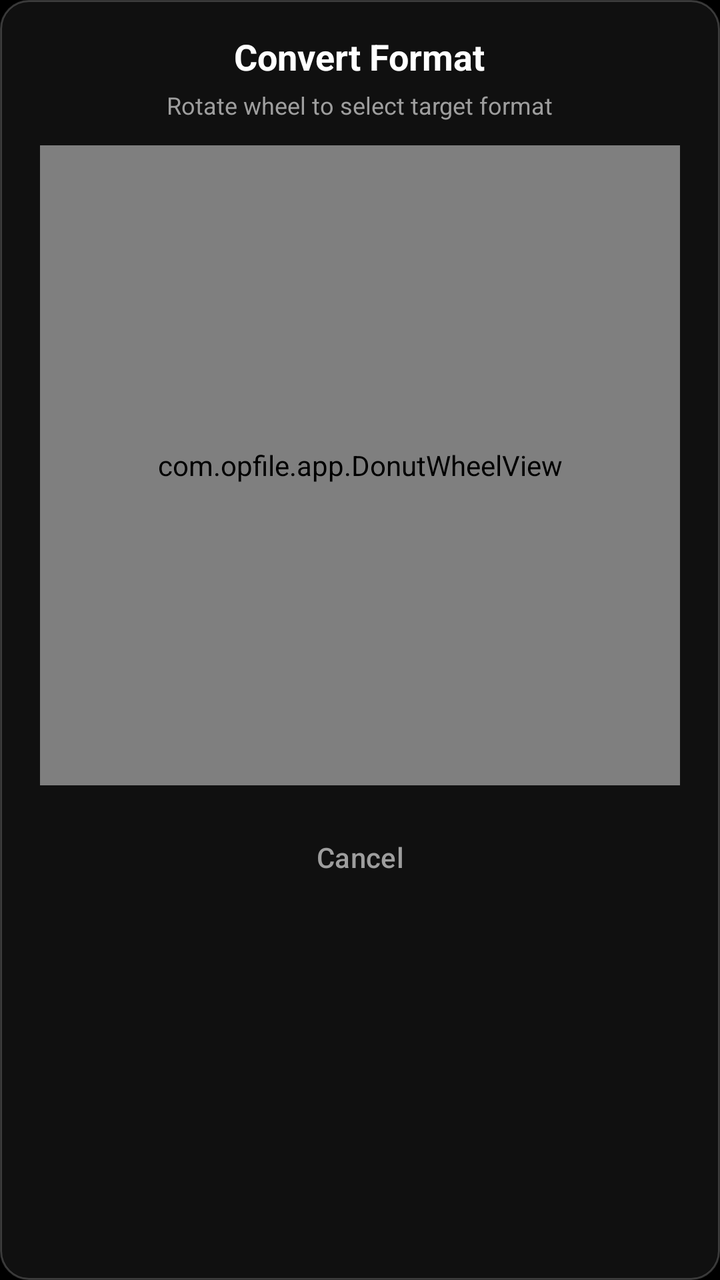
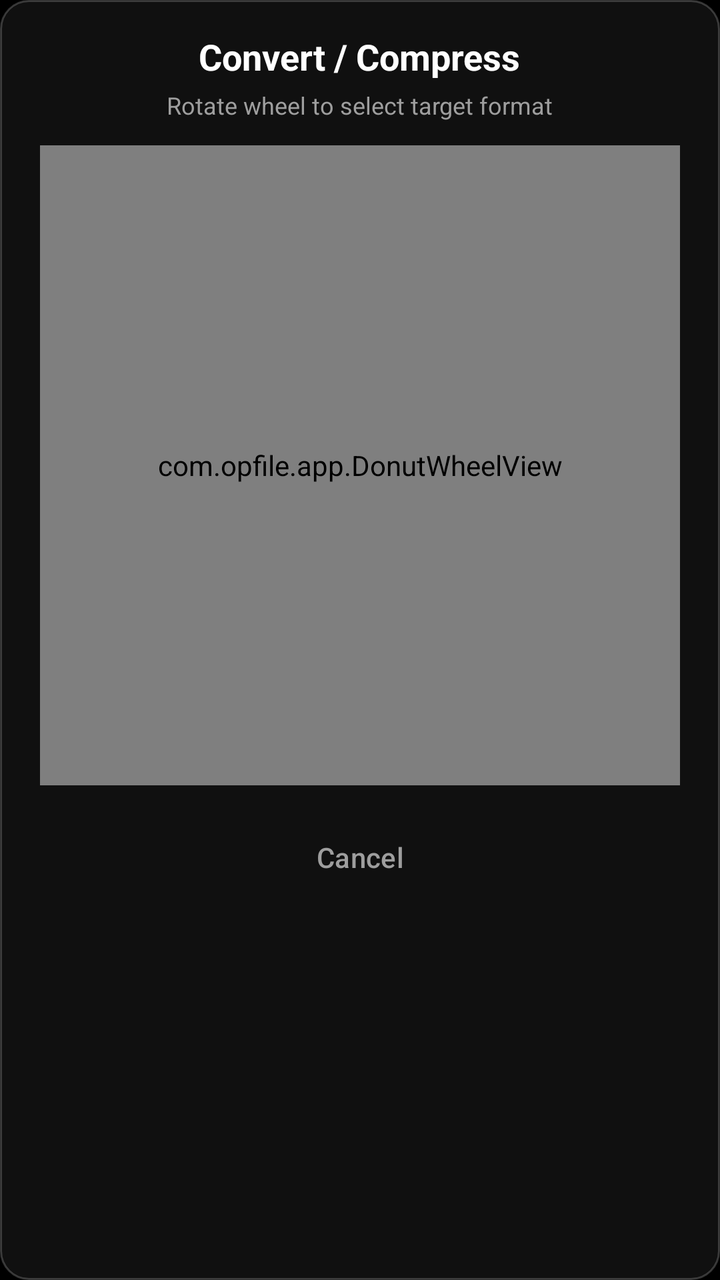

Screens rendered from an Android XML layout before and after an edit, with the pre-edit source and the edit as a unified diff.
<!-- AndroidManifest.xml: application theme Theme.OPfile -->
<!-- res/layout/dialog_donut_wheel.xml -->
<?xml version="1.0" encoding="utf-8"?>
<LinearLayout xmlns:android="http://schemas.android.com/apk/res/android"
    android:layout_width="match_parent"
    android:layout_height="wrap_content"
    android:background="@drawable/bg_glass_dialog"
    android:gravity="center_horizontal"
    android:orientation="vertical"
    android:padding="16dp">

    <TextView
        android:id="@+id/tv_donut_title"
        android:layout_width="wrap_content"
        android:layout_height="wrap_content"
        android:text="Convert Format"
        android:textColor="@color/text_primary"
        android:textSize="18sp"
        android:textStyle="bold" />

    <TextView
        android:id="@+id/tv_donut_subtitle"
        android:layout_width="wrap_content"
        android:layout_height="wrap_content"
        android:layout_marginTop="4dp"
        android:text="Rotate wheel to select target format"
        android:textColor="@color/text_secondary"
        android:textSize="12sp" />

    
    <com.opfile.app.DonutWheelView
        android:id="@+id/donut_wheel_view"
        android:layout_width="320dp"
        android:layout_height="320dp"
        android:layout_marginTop="12dp"
        android:layout_marginBottom="12dp" />

    <Button
        android:id="@+id/btn_donut_cancel"
        style="@style/Widget.Material3.Button.TextButton"
        android:layout_width="wrap_content"
        android:layout_height="wrap_content"
        android:text="Cancel"
        android:textColor="@color/text_secondary" />
</LinearLayout>
<!-- resources referenced by this layout -->
<resources>
  <color name="text_primary">#FFFFFF</color>
  <color name="text_secondary">#9E9E9E</color>
  <!-- drawable bg_glass_dialog (drawable) -->
  <?xml version="1.0" encoding="utf-8"?>
  <shape xmlns:android="http://schemas.android.com/apk/res/android" android:shape="rectangle">
      <solid android:color="#CC141414" />
      <stroke android:width="1dp" android:color="#33FFFFFF" />
      <corners android:radius="14dp" />
  </shape>
  <style name="Theme.OPfile" parent="Theme.Material3.Dark.NoActionBar">
          <item name="android:windowBackground">@color/amoled_black</item>
          <item name="android:colorBackground">@color/amoled_black</item>
          <item name="colorPrimary">@color/monochrome_white</item>
          <item name="colorOnPrimary">@color/amoled_black</item>
          <item name="colorSurface">@color/toolbar_surface</item>
          <item name="colorOnSurface">@color/text_primary</item>
          <item name="android:statusBarColor">@color/toolbar_surface</item>
          <item name="android:navigationBarColor">@color/amoled_black</item>
          <item name="android:windowLightStatusBar">false</item>
          <item name="android:windowAnimationStyle">@null</item>
          <item name="bottomSheetDialogTheme">@style/Theme.OPfile.BottomSheet</item>
          <item name="alertDialogTheme">@style/Theme.OPfile.Dialog</item>
      </style>
  <color name="amoled_black">#000000</color>
  <color name="monochrome_white">#FFFFFF</color>
  <color name="toolbar_surface">#141414</color>
  <style name="Theme.OPfile.BottomSheet" parent="Theme.Material3.Dark.BottomSheetDialog">
          <item name="bottomSheetStyle">@style/Widget.OPfile.BottomSheet</item>
          <item name="android:backgroundDimAmount">0.55</item>
      </style>
  <style name="Theme.OPfile.Dialog" parent="ThemeOverlay.Material3.MaterialAlertDialog">
          <item name="android:windowBackground">@drawable/bg_glass_dialog</item>
          <item name="colorSurface">@color/glass_surface</item>
          <item name="colorPrimary">@color/monochrome_white</item>
          <item name="colorOnPrimary">@color/amoled_black</item>
          <item name="android:textColorPrimary">@color/text_primary</item>
          <item name="android:textColorSecondary">@color/text_secondary</item>
      </style>
  <style name="Widget.OPfile.BottomSheet" parent="Widget.Material3.BottomSheet.Modal">
          <item name="backgroundTint">@color/glass_surface</item>
          <item name="shapeAppearanceOverlay">@style/ShapeAppearance.OPfile.Sheet</item>
      </style>
  <color name="glass_surface">#CC141414</color>
  <style name="ShapeAppearance.OPfile.Sheet" parent="">
          <item name="cornerFamily">rounded</item>
          <item name="cornerSizeTopLeft">16dp</item>
          <item name="cornerSizeTopRight">16dp</item>
          <item name="cornerSizeBottomLeft">0dp</item>
          <item name="cornerSizeBottomRight">0dp</item>
      </style>
</resources>

<!-- the commit's change to res/layout/dialog_donut_wheel.xml (unified diff, before → after) -->
@@ -11,7 +11,7 @@
         android:id="@+id/tv_donut_title"
         android:layout_width="wrap_content"
         android:layout_height="wrap_content"
-        android:text="Convert Format"
+        android:text="Convert / Compress"
         android:textColor="@color/text_primary"
         android:textSize="18sp"
         android:textStyle="bold" />
